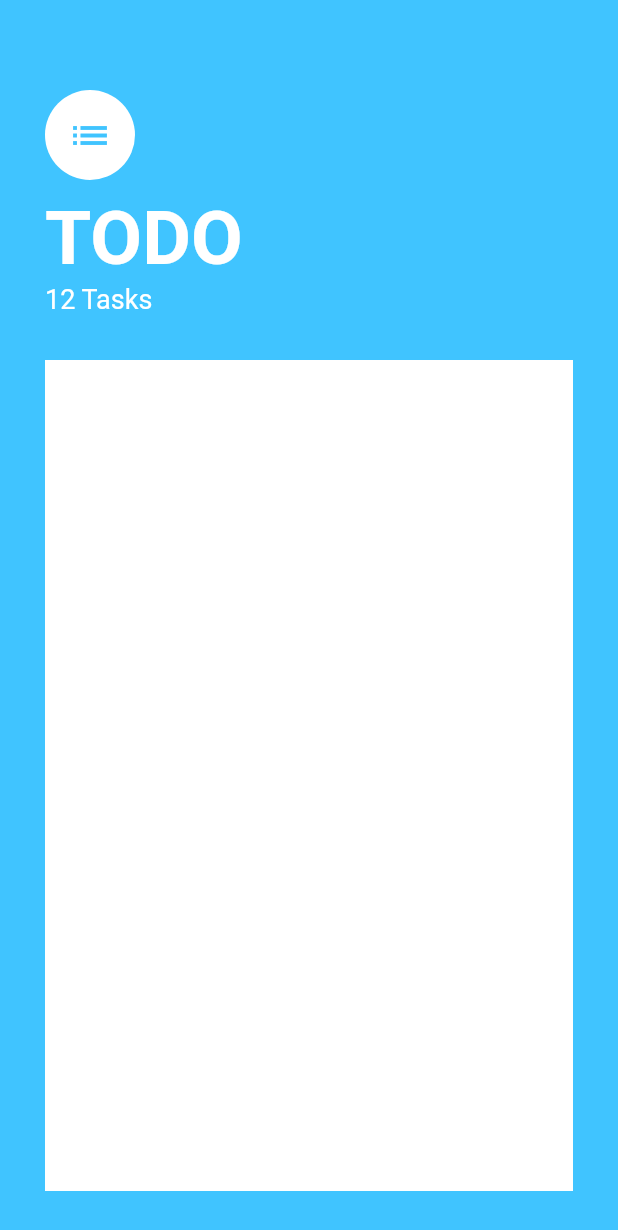
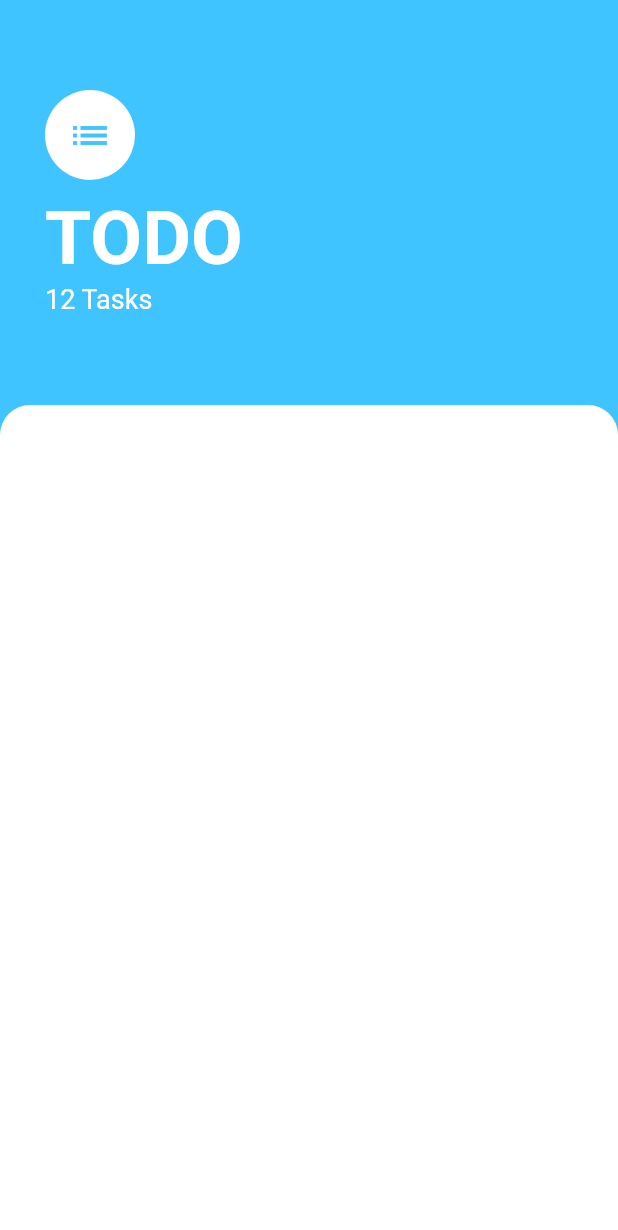
Before and after one commit to Akash701/ToDo, a Flutter app: the screen it shows after launch, on a phone screen of 412 x 824 dp. Shown: the top 1230 px of the screen. Run offline on Flutter 3.47's test engine with Material 2 defaults, Android fonts, the phone set to English and light mode, and no system bars.

Commit message:
Countainer added

```diff
--- a/lib/Screens/screens.dart
+++ b/lib/Screens/screens.dart
@@ -5,7 +5,10 @@ class TaskScreen extends StatelessWidget {
   Widget build(BuildContext context) {
     return Scaffold(
       backgroundColor: Colors.lightBlueAccent,
-      body: Container(
+      body: Column(
+        crossAxisAlignment: CrossAxisAlignment.start,
+        children: [
+          Container(
             padding: EdgeInsets.only(top: 60, left: 30, right: 30, bottom: 30),
             child: Column(
               crossAxisAlignment: CrossAxisAlignment.start,
@@ -40,14 +43,22 @@ class TaskScreen extends StatelessWidget {
                 SizedBox(
                   height: 30,
                 ),
+              ],
+            ),
+          ),
           Expanded(
             child: Container(
+              decoration: BoxDecoration(
+                color: Colors.white,
+                borderRadius: BorderRadius.only(
+                  topRight: Radius.circular(20),
+                  topLeft: Radius.circular(20),
+                ),
+              ),
               height: 300,
-                color: Colors.white,
             ),
-            )
+          ),
         ],
-        ),
       ),
     );
   }
```
Lines whose indentation alone changed are shown as unchanged.
